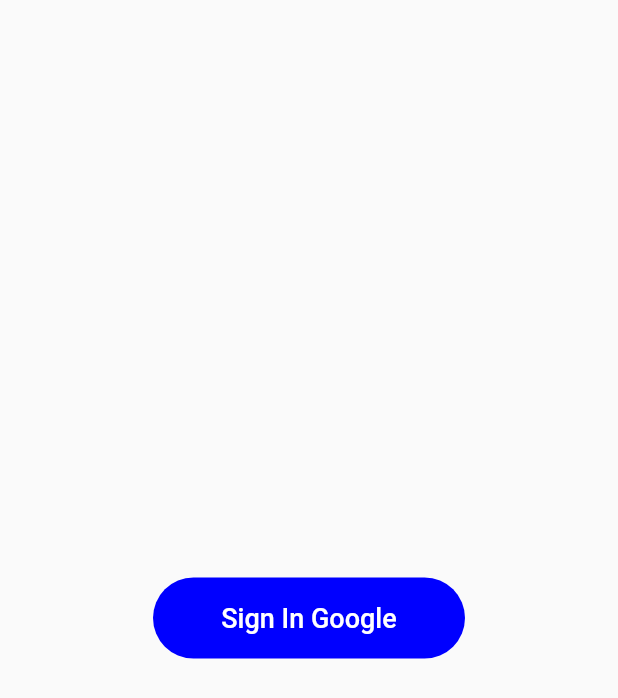
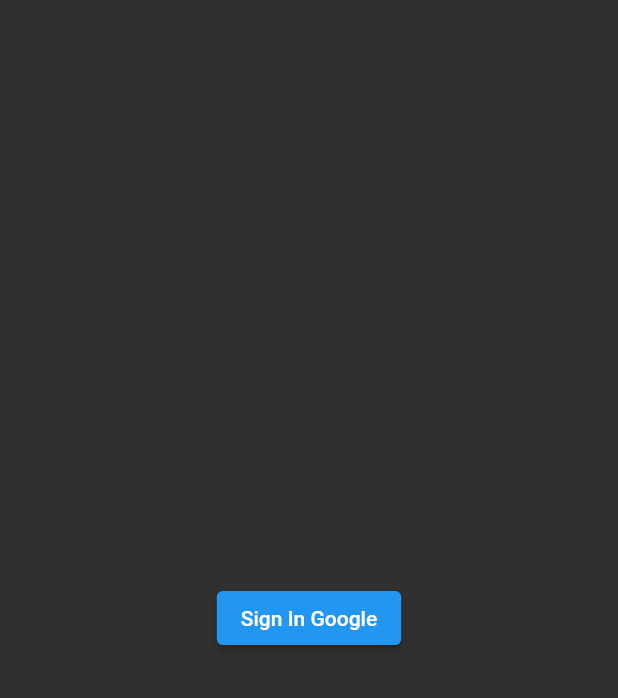
Before and after one commit to Harits19/my_password_app, a Flutter app: the screen it shows after launch, on a phone screen of 412 x 824 dp. Shown: the top 698 px of the screen. Run offline on Flutter 3.47's test engine with Material 2 defaults, Android fonts, the light colour scheme and no system bars; our stand-ins replace bloc, dio, easy_localization, equatable, firebase_auth, firebase_core and 3 more; missing offline and left inert: clipboard, googleapis; accounts and stored records are empty.

Commit message:
update app theme

```diff
--- a/lib/core/app_ui/src/theme.dart
+++ b/lib/core/app_ui/src/theme.dart
@@ -9,8 +9,7 @@
   /// Standard `ThemeData` for My UI.
   static ThemeData get standard {
     return ThemeData(
-      colorScheme:
-          ColorScheme.fromSwatch(accentColor: MyColors.primary),
+      colorScheme: ColorScheme.fromSwatch(accentColor: MyColors.primary),
       appBarTheme: _appBarTheme,
       elevatedButtonTheme: _elevatedButtonTheme,
       outlinedButtonTheme: _outlinedButtonTheme,
@@ -22,6 +21,14 @@
       tabBarTheme: _tabBarTheme,
       dividerTheme: _dividerTheme,
     );
+  }
+
+  static ThemeData get light {
+    return standard.copyWith(brightness: Brightness.light);
+  }
+
+  static ThemeData get dark {
+    return ThemeData.dark();
   }
 
   /// `ThemeData` for My UI for small screens.
--- a/lib/main.dart
+++ b/lib/main.dart
@@ -15,8 +15,9 @@
 import 'package:my_password_app/ui/pages/splash/splash_page.dart';
 import 'package:my_password_app/utils/app_bloc_observer.dart';
 
-/// TODO : Implement change language
 /// TODO : Implement launcher icon
+/// TODO : Implement nigtmode
+/// TODO : Implement encyrpt decrypt
 /// TODO : Release apk
 ///
 
@@ -61,25 +62,11 @@
         builder: (context, state) {
           return MaterialApp(
             debugShowCheckedModeBanner: false,
-            theme: MyTheme.standard,
-            initialRoute: SplashScreen.routeName,
-            localizationsDelegates: context.localizationDelegates,
-            supportedLocales: context.supportedLocales,
-            locale: context.locale,
-            routes: {
-              SplashScreen.routeName: (context) => const SplashScreen(),
-              SignInPage.routeName: (context) => const SignInPage(),
-              HomePage.routeName: (context) => const HomePage(),
-            },
-          );
-
-          return MaterialApp(
-            debugShowCheckedModeBanner: false,
             theme: () {
               if (state is ThemeDarkMode)
-                return ThemeData.dark();
+                return MyTheme.dark;
               else
-                return ThemeData.light();
+                return MyTheme.light;
             }(),
             initialRoute: SplashScreen.routeName,
             localizationsDelegates: context.localizationDelegates,
```
